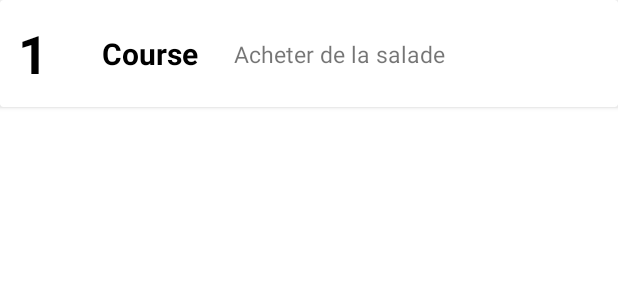
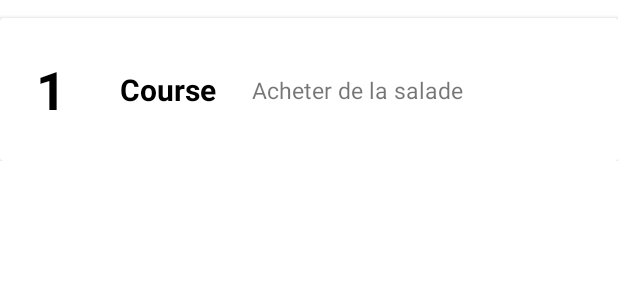
Before and after one commit to Maksew/TodoListKotlin, an Android app: the layout row.xml on its own in the app's theme, with its tools: preview values and no code run, on a phone screen of 412 x 824 dp. Shown: the top 300 px of the screen. Run offline under Robolectric (Android 15) with nearby library versions, the phone set to English and light mode, and no system bars.

Commit message:
+ Maj row.xml + Affichage correct BDD sur Page principal

```diff
--- a/app/src/main/java/com/example/todolistkotlin/MainActivity.kt
+++ b/app/src/main/java/com/example/todolistkotlin/MainActivity.kt
@@ -24,7 +24,7 @@ class MainActivity : AppCompatActivity() {
         setContentView(R.layout.activity_main)
 
         recyclerView = findViewById(R.id.recyclerView)
-        addButton = findViewById(R.id.addbutton) //TODO ERREUR
+        addButton = findViewById(R.id.addbutton)
 
         addButton.setOnClickListener {
             val intent = Intent(this@MainActivity, AddActivities::class.java)
--- a/app/src/main/res/layout/row.xml
+++ b/app/src/main/res/layout/row.xml
@@ -1,22 +1,23 @@
 <?xml version="1.0" encoding="utf-8"?>
-<androidx.constraintlayout.widget.ConstraintLayout xmlns:android="http://schemas.android.com/apk/res/android"
+<LinearLayout
+    xmlns:android="http://schemas.android.com/apk/res/android"
     xmlns:app="http://schemas.android.com/apk/res-auto"
     xmlns:tools="http://schemas.android.com/tools"
+    android:id="@+id/mainLayout"
     android:layout_width="match_parent"
-    android:layout_height="match_parent">
+    android:layout_height="wrap_content"
+    android:orientation="vertical">
 
     <androidx.cardview.widget.CardView
+        android:id="@+id/cardView"
         android:layout_width="match_parent"
         android:layout_height="wrap_content"
-        app:layout_constraintEnd_toEndOf="parent"
-        app:layout_constraintStart_toStartOf="parent"
-        tools:ignore="MissingConstraints"
-        tools:layout_editor_absoluteY="5dp" >
+        android:layout_marginTop="12dp">
 
         <androidx.constraintlayout.widget.ConstraintLayout
             android:layout_width="match_parent"
             android:layout_height="wrap_content"
-            tools:ignore="MissingConstraints">
+            android:padding="12dp">
 
             <TextView
                 android:id="@+id/taskId_txt"
@@ -24,9 +25,9 @@
                 android:layout_height="wrap_content"
                 android:padding="12dp"
                 android:text="1"
+                android:textColor="#000"
                 android:textSize="35sp"
                 android:textStyle="bold"
-                android:textColor="#000"
                 app:layout_constraintBottom_toBottomOf="parent"
                 app:layout_constraintStart_toStartOf="parent"
                 app:layout_constraintTop_toTopOf="parent" />
@@ -37,9 +38,9 @@
                 android:layout_height="wrap_content"
                 android:layout_marginStart="24dp"
                 android:text="Course"
+                android:textColor="#000"
                 android:textSize="20sp"
                 android:textStyle="bold"
-                android:textColor="#000"
                 app:layout_constraintBottom_toBottomOf="parent"
                 app:layout_constraintStart_toEndOf="@+id/taskId_txt"
                 app:layout_constraintTop_toTopOf="parent" />
@@ -54,7 +55,8 @@
                 app:layout_constraintBottom_toBottomOf="parent"
                 app:layout_constraintStart_toEndOf="@+id/taskTitle_txt"
                 app:layout_constraintTop_toTopOf="parent" />
+
         </androidx.constraintlayout.widget.ConstraintLayout>
     </androidx.cardview.widget.CardView>
 
-</androidx.constraintlayout.widget.ConstraintLayout>
+</LinearLayout>
```
